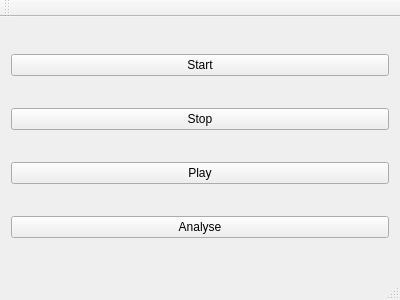
The window that mainwindow.ui (CucumisSativus/words-recognition) describes before a commit, drawn with Qt 5.
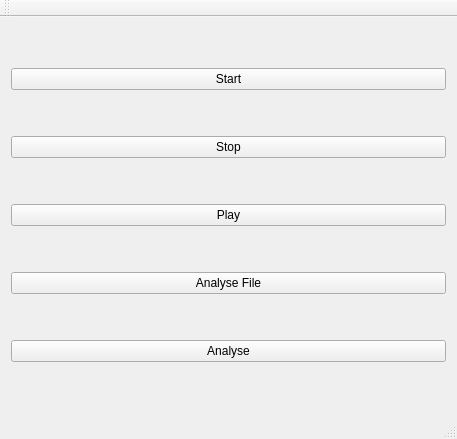
The same window after the commit.

What changed in the file:
```diff
--- a/mainwindow.ui
+++ b/mainwindow.ui
@@ -6,8 +6,8 @@
    <rect>
     <x>0</x>
     <y>0</y>
-    <width>400</width>
-    <height>300</height>
+    <width>457</width>
+    <height>439</height>
    </rect>
   </property>
   <property name="windowTitle">
@@ -36,6 +36,13 @@
       </property>
      </widget>
     </item>
+    <item>
+     <widget class="QPushButton" name="buttonLoad">
+      <property name="text">
+       <string>Analyse File</string>
+      </property>
+     </widget>
+    </item>
     <item>
      <widget class="QPushButton" name="buttonAnalyse">
       <property name="text">
```
Left out of the diff: 2 changed lines with no effect on the pictures.
